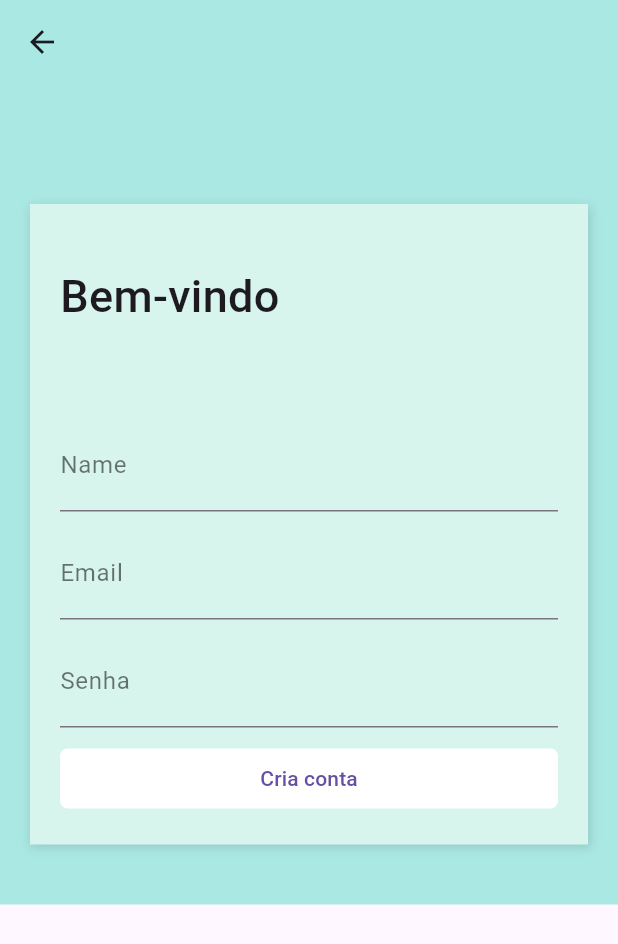
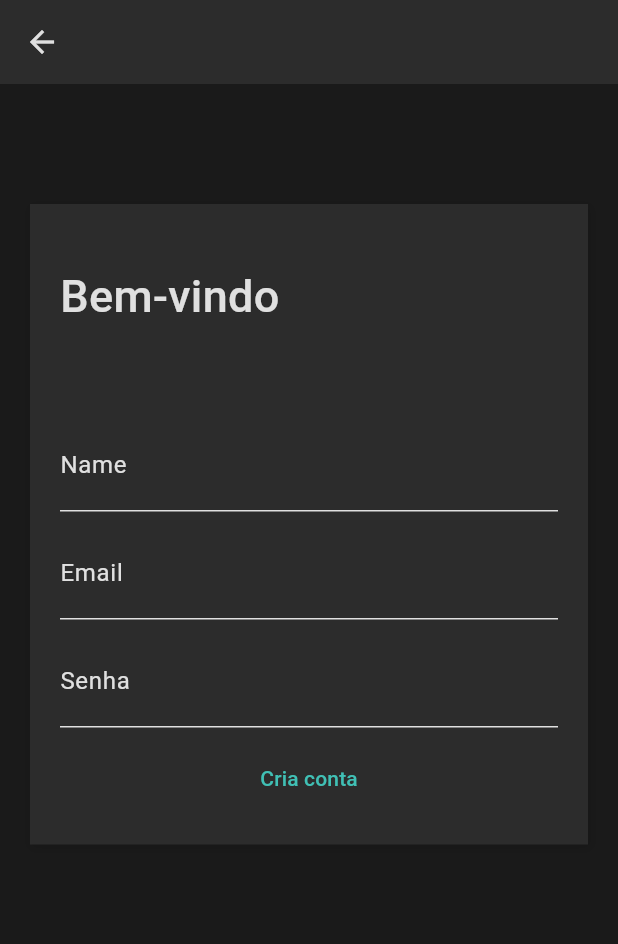
Before and after one commit to SEHCNAS/shopping, a Flutter app: the screen it shows after launch, item 3 of the bottom bar chosen, after a tap on "Criar conta", on a phone screen of 412 x 824 dp. Shown: the top 944 px of the screen. Run offline on Flutter 3.47's test engine with Material 3 defaults, Android fonts, the phone set to English and light mode, and no system bars; our stand-ins replace font_awesome_flutter; network calls fail.

Commit message:
Adição dos themes

```diff
--- a/lib/Pages/Home_Page.dart
+++ b/lib/Pages/Home_Page.dart
@@ -13,7 +13,7 @@ class HomePage extends StatelessWidget {
         child: Container(
           padding: EdgeInsets.all(15),
           width: double.infinity,
-          color: const Color.fromRGBO(170, 232, 228, 1),
+
           child: Column(
             crossAxisAlignment: CrossAxisAlignment.stretch,
             children: <Widget>[
--- a/lib/Pages/Login_Page.dart
+++ b/lib/Pages/Login_Page.dart
@@ -10,14 +10,13 @@ class LoginPage extends StatelessWidget {
     return Scaffold(
       body: SingleChildScrollView(
         child: Container(
-          color: const Color.fromRGBO(170, 232, 228, 1),
           padding: EdgeInsets.only(top: 80, left: 20, right: 20, bottom: 40),
           child: Column(
             children: <Widget>[
               Container(
                 height: 450,
                 decoration: BoxDecoration(
-                  color: Color.fromRGBO(215, 244, 237, 1),
+                  color: Theme.of(context).colorScheme.surface,
                   boxShadow: [
                     BoxShadow(
                       color: Colors.black12,
@@ -38,16 +37,13 @@ class LoginPage extends StatelessWidget {
                             children: <Widget>[
                               Text(
                                 "Bem-vindo",
-                                style: TextStyle(
-                                  fontSize: 30,
-                                  fontWeight: FontWeight.w500,
-                                ),
+                                style: Theme.of(context).textTheme.titleLarge,
                               ),
                               Text("Faça login para continuar"),
                             ],
                           ),
                           TextButton(
-                            child: Text("Criar conta"),
+                            child: Text("Criar conta", style: TextStyle()),
                             onPressed: () {
                               Navigator.push(
                                 context,
@@ -67,7 +63,6 @@ class LoginPage extends StatelessWidget {
                         decoration: InputDecoration(
                           labelText: "Email",
                           labelStyle: TextStyle(
-                            color: Colors.black54,
                             fontSize: 16,
                             fontWeight: FontWeight.w400,
                           ),
@@ -82,7 +77,6 @@ class LoginPage extends StatelessWidget {
                         decoration: InputDecoration(
                           labelText: "Senha",
                           labelStyle: TextStyle(
-                            color: Colors.black54,
                             fontSize: 16,
                             fontWeight: FontWeight.w400,
                           ),
@@ -92,7 +86,10 @@ class LoginPage extends StatelessWidget {
                       Container(
                         alignment: Alignment.centerRight,
                         child: TextButton(
-                          child: Text("Esqueci minha senha"),
+                          child: Text(
+                            "Esqueci minha senha",
+                            style: TextStyle(),
+                          ),
                           onPressed: () {
                             // Implementar ação de esqueci minha senha
                           },
@@ -104,7 +101,6 @@ class LoginPage extends StatelessWidget {
                         child: TextButton(
                           onPressed: () {},
                           style: TextButton.styleFrom(
-                            backgroundColor: Colors.white,
                             shape: const RoundedRectangleBorder(
                               borderRadius: BorderRadius.all(
                                 Radius.circular(5),
@@ -133,7 +129,6 @@ class LoginPage extends StatelessWidget {
                   icon: Icon(FontAwesomeIcons.google),
                   label: const Text('Realizar login com Google'),
                   style: TextButton.styleFrom(
-                    backgroundColor: Colors.white,
                     shape: const RoundedRectangleBorder(
                       borderRadius: BorderRadius.all(Radius.circular(5)),
                     ),
@@ -150,7 +145,6 @@ class LoginPage extends StatelessWidget {
                     style: TextStyle(fontSize: 16),
                   ),
                   style: TextButton.styleFrom(
-                    backgroundColor: Colors.white,
                     shape: const RoundedRectangleBorder(
                       borderRadius: BorderRadius.all(Radius.circular(5)),
                     ),
--- a/lib/Pages/Signup_Page.dart
+++ b/lib/Pages/Signup_Page.dart
@@ -6,19 +6,16 @@ class SignupPage extends StatelessWidget {
   @override
   Widget build(BuildContext context) {
     return Scaffold(
-      appBar: AppBar(
-        backgroundColor: const Color.fromRGBO(170, 232, 228, 1),
-        elevation: 0,
-      ),
+      appBar: AppBar(elevation: 0),
       body: SingleChildScrollView(
         child: Container(
-          color: const Color.fromRGBO(170, 232, 228, 1),
           padding: EdgeInsets.only(top: 80, left: 20, right: 20, bottom: 40),
           child: Column(
             children: <Widget>[
               Container(
                 decoration: BoxDecoration(
-                  color: Color.fromRGBO(215, 244, 237, 1),
+                  color: Theme.of(context).colorScheme.surface,
+
                   boxShadow: [
                     BoxShadow(
                       color: Colors.black12,
@@ -56,7 +53,6 @@ class SignupPage extends StatelessWidget {
                         decoration: InputDecoration(
                           labelText: "Name",
                           labelStyle: TextStyle(
-                            color: Colors.black54,
                             fontSize: 16,
                             fontWeight: FontWeight.w400,
                           ),
@@ -71,7 +67,6 @@ class SignupPage extends StatelessWidget {
                         decoration: InputDecoration(
                           labelText: "Email",
                           labelStyle: TextStyle(
-                            color: Colors.black54,
                             fontSize: 16,
                             fontWeight: FontWeight.w400,
                           ),
@@ -86,7 +81,6 @@ class SignupPage extends StatelessWidget {
                         decoration: InputDecoration(
                           labelText: "Senha",
                           labelStyle: TextStyle(
-                            color: Colors.black54,
                             fontSize: 16,
                             fontWeight: FontWeight.w400,
                           ),
@@ -99,7 +93,6 @@ class SignupPage extends StatelessWidget {
                         child: TextButton(
                           onPressed: () {},
                           style: TextButton.styleFrom(
-                            backgroundColor: Colors.white,
                             shape: const RoundedRectangleBorder(
                               borderRadius: BorderRadius.all(
                                 Radius.circular(5),
--- a/lib/Pages/Tabs_page.dart
+++ b/lib/Pages/Tabs_page.dart
@@ -10,10 +10,7 @@ class TabsPage extends StatelessWidget {
   Widget build(BuildContext context) {
     return Scaffold(
       body: TabBarView(children: [HomePage(), CartPage(), LoginPage()]),
-      bottomNavigationBar: new TabBar(
-        labelColor: Colors.green,
-        unselectedLabelColor: Colors.black54,
-        indicatorColor: Colors.green,
+      bottomNavigationBar: TabBar(
         indicatorSize: TabBarIndicatorSize.label,
         tabs: [
           Tab(icon: Icon(Icons.home), text: "Home"),
--- a/lib/Widgets/Categoria/categoria_item.dart
+++ b/lib/Widgets/Categoria/categoria_item.dart
@@ -24,7 +24,7 @@ class CategoriaItem extends StatelessWidget {
         ],
         borderRadius: BorderRadius.all(Radius.circular(45)),
       ),
-      child: Icon(icon, color: Colors.black54, size: 20),
+      child: Icon(icon, size: 20),
     );
   }
 }
--- a/lib/Widgets/Produto/produto_item.dart
+++ b/lib/Widgets/Produto/produto_item.dart
@@ -21,7 +21,7 @@ class ProdutoItem extends StatelessWidget {
       padding: EdgeInsets.all(10),
       margin: EdgeInsets.only(right: 10),
       width: 180,
-      color: Colors.white,
+
       child: Column(
         crossAxisAlignment: CrossAxisAlignment.start,
         children: <Widget>[
@@ -66,11 +66,7 @@ class ProdutoItem extends StatelessWidget {
           SizedBox(height: 5),
           Text(
             preco.toStringAsFixed(2),
-            style: TextStyle(
-              fontSize: 16,
-              fontWeight: FontWeight.bold,
-              color: Colors.green,
-            ),
+            style: TextStyle(fontSize: 16, fontWeight: FontWeight.bold),
           ),
         ],
       ),
--- a/lib/main.dart
+++ b/lib/main.dart
@@ -1,5 +1,7 @@
 import 'package:flutter/material.dart';
 import 'package:shopping/Pages/tabs_page.dart';
+import 'package:shopping/themes/dark_theme.dart';
+import 'package:shopping/themes/light_theme.dart';
 
 void main() {
   runApp(const MainApp());
@@ -13,7 +15,7 @@ class MainApp extends StatelessWidget {
     return MaterialApp(
       title: "Flutter Demo",
       debugShowCheckedModeBanner: false,
-      theme: ThemeData(primarySwatch: Colors.blue),
+      theme: darkTheme(),
       home: DefaultTabController(length: 3, child: TabsPage()),
     );
   }
--- /dev/null
+++ b/lib/themes/dark_theme.dart
@@ -0,0 +1,91 @@
+import 'package:flutter/material.dart';
+
+// Definindo as cores como constantes para fácil reutilização e clareza
+const Color corPrimaria = Color(0xFF40C0B5); // Verde-Água (Mantido para identidade)
+const Color corSecundaria = Color(0xFFFF7F50); // Coral Suave (Mantido para destaque)
+const Color corAcao = Color(0xFF2A9D8F); // Verde Intenso (Mantido para Call to Action)
+const Color corFundo = Color(0xFF1A1A1A); // Cinza Escuro (Fundo)
+const Color corSuperficie = Color(0xFF2C2C2C); // Cinza Médio (Superfícies como Cards)
+const Color corTexto = Color(0xFFE0E0E0); // Cinza Claro (Texto)
+
+ThemeData darkTheme() {
+  return ThemeData(
+    // 1. Definição do ColorScheme (o coração do sistema de cores)
+    colorScheme: ColorScheme.dark(
+      // Cor primária da marca
+      primary: corPrimaria,
+      // Cor do texto e ícones que ficam EM CIMA da cor primária
+      onPrimary: Colors.black,
+
+      // Cor secundária para elementos de destaque e interativos
+      secondary: corSecundaria,
+      // Cor do texto e ícones EM CIMA da cor secundária
+      onSecondary: Colors.black,
+
+      // Cor de fundo principal das telas
+      background: corFundo,
+      // Cor do texto e ícones EM CIMA da cor de fundo
+      onBackground: corTexto,
+
+      // Cor da superfície de componentes como Cards, Dialogs, etc.
+      surface: corSuperficie,
+      // Cor do texto e ícones EM CIMA da cor de superfície
+      onSurface: corTexto,
+
+      // Cor padrão para erros
+      error: Colors.redAccent,
+      // Cor do texto e ícones EM CIMA da cor de erro
+      onError: Colors.white,
+
+      // Define que o tema é escuro
+      brightness: Brightness.dark,
+    ),
+
+    // 2. Tema específico para o botão de ação (Call to Action)
+    elevatedButtonTheme: ElevatedButtonThemeData(
+      style: ElevatedButton.styleFrom(
+        backgroundColor: corAcao, // Cor de fundo do botão
+        foregroundColor: Colors.white, // Cor do texto e ícone do botão
+        textStyle: const TextStyle(fontSize: 16, fontWeight: FontWeight.bold),
+        padding: const EdgeInsets.symmetric(horizontal: 24, vertical: 12),
+        shape: RoundedRectangleBorder(borderRadius: BorderRadius.circular(8.0)),
+      ),
+    ),
+
+    // 3. Tema para a AppBar
+    appBarTheme: const AppBarTheme(
+      backgroundColor: corSuperficie, // AppBar com cor de superfície
+      foregroundColor: corTexto, // Cor do título e dos ícones na AppBar
+      elevation: 0, // Sem sombra para um visual mais flat
+      centerTitle: true,
+    ),
+
+    // 4. Tema de texto padrão
+    textTheme: const TextTheme(
+      displayLarge: TextStyle(color: corTexto),
+      displayMedium: TextStyle(color: corTexto),
+      displaySmall: TextStyle(color: corTexto),
+      headlineLarge: TextStyle(color: corTexto),
+      headlineMedium: TextStyle(color: corTexto),
+      headlineSmall: TextStyle(color: corTexto),
+      titleLarge: TextStyle(color: corTexto, fontWeight: FontWeight.bold),
+      titleMedium: TextStyle(color: corTexto),
+      titleSmall: TextStyle(color: corTexto),
+      bodyLarge: TextStyle(color: corTexto),
+      bodyMedium: TextStyle(color: corTexto),
+      bodySmall: TextStyle(color: corTexto),
+      labelLarge: TextStyle(color: corTexto),
+      labelMedium: TextStyle(color: corTexto),
+      labelSmall: TextStyle(color: corTexto),
+    ),
+
+    // 5. Outras customizações
+    scaffoldBackgroundColor: corFundo,
+    cardTheme: CardThemeData(
+      elevation: 1,
+      color: corSuperficie,
+      surfaceTintColor: Colors.transparent,
+      shape: RoundedRectangleBorder(borderRadius: BorderRadius.circular(12.0)),
+    ),
+  );
+}
```
Also changed, not shown: lib/Pages/Cart_page.dart (+5 -11 lines), lib/Pages/Product_Page.dart (+2 -10 lines), lib/themes/light_theme.dart (added, +92 -0 lines), 1 other file.
